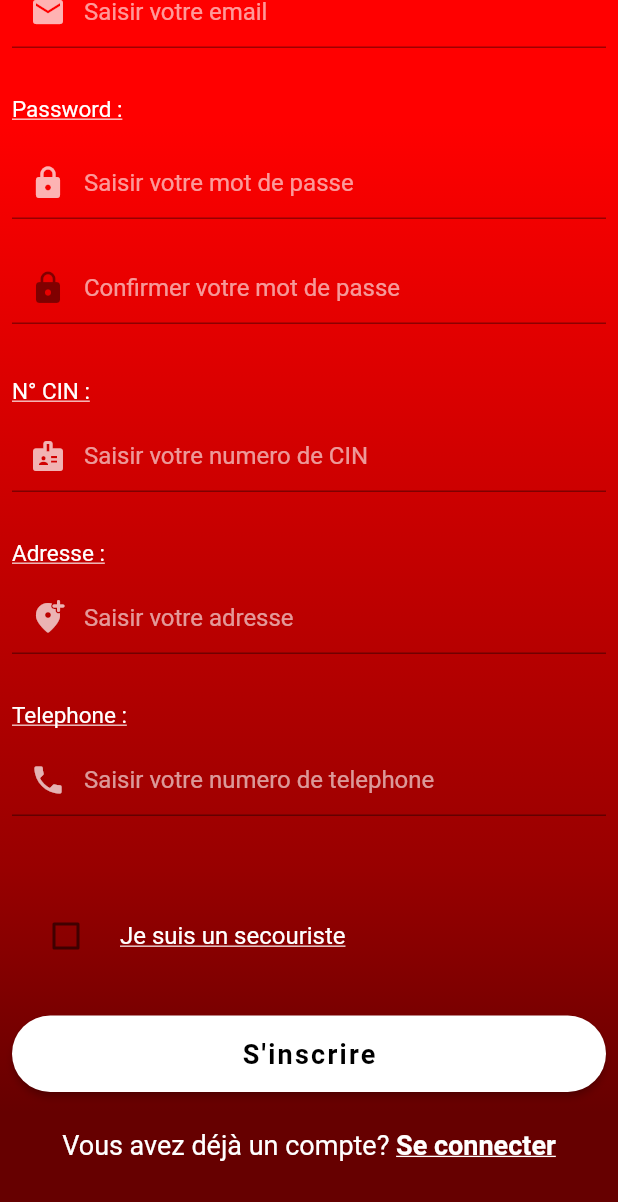
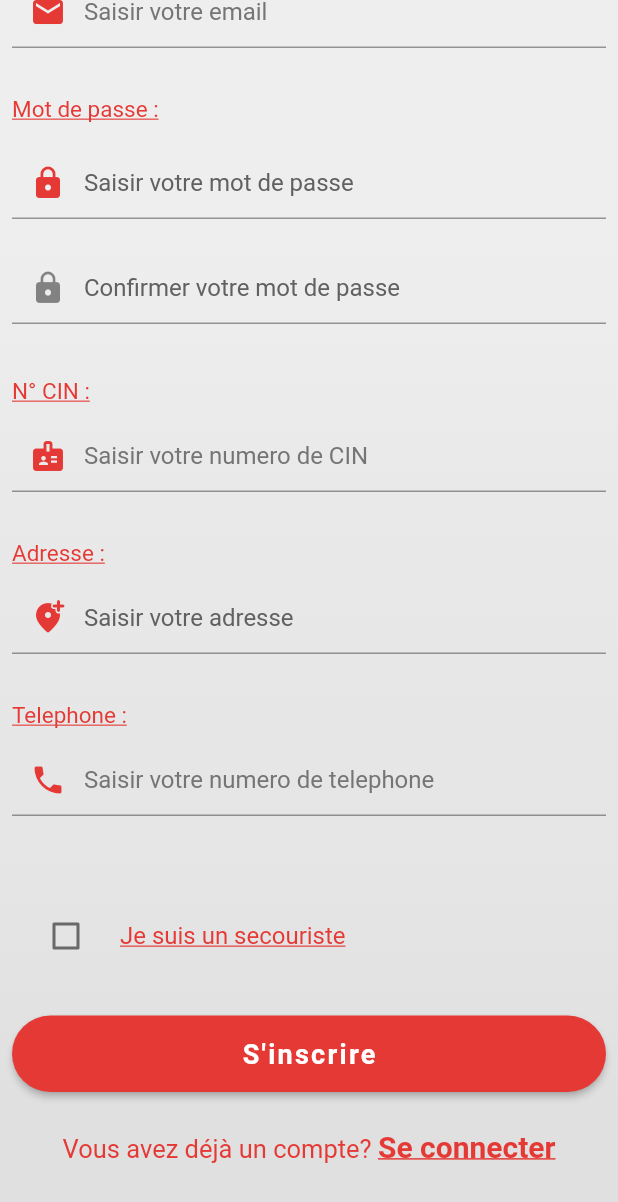
Before and after one commit to souheilbenslama/app_croissant_rouge, a Flutter app: the SignUp screen opened directly, scrolled down 513 dp, on a phone screen of 412 x 824 dp. Shown: the top 1202 px of the screen. Run offline on Flutter 3.47's test engine with Material 2 defaults, Android fonts, the phone set to English and light mode, and no system bars; missing offline and left inert: flutter_phone_direct_caller; network calls fail; Roboto replaces fonts that are missing (OpenSans).

Commit message:
final edition

```diff
--- a/lib/main.dart
+++ b/lib/main.dart
@@ -1,5 +1,5 @@
 import 'package:app_croissant_rouge/views/screens/Protection.dart';
-import 'package:app_croissant_rouge/views/screens/SignUp.dart';
+import 'package:app_croissant_rouge/views/screens/SignIn.dart';
 import 'package:flutter/material.dart';
 
 void main() {
@@ -28,7 +28,7 @@ class MyApp extends StatelessWidget {
         // closer together (more dense) than on mobile platforms.
         visualDensity: VisualDensity.adaptivePlatformDensity,
       ),
-      home: Protection(),
+      home: SignIn(),
     );
   }
 }
--- a/lib/views/screens/SignUp.dart
+++ b/lib/views/screens/SignUp.dart
@@ -29,7 +29,7 @@ class _SignUpState extends State<SignUp> {
           'Nom Complet :',
           style: TextStyle(
             decoration: TextDecoration.underline,
-            color: Colors.white,
+            color: Colors.red[600],
             fontSize: 15.0,
           ),
         ),
@@ -51,14 +51,14 @@ class _SignUpState extends State<SignUp> {
             },
             style: TextStyle(color: Colors.white),
             decoration: InputDecoration(
-              errorStyle: TextStyle(color: Colors.white60),
+              errorStyle: TextStyle(color: Colors.red[600]),
               contentPadding: EdgeInsets.only(top: 14.0),
               prefixIcon: Icon(
                 Icons.person,
-                color: Colors.white70,
+                color: Colors.red[600],
               ),
               hintText: 'Saisir votre nom',
-              hintStyle: TextStyle(color: Colors.white60),
+              hintStyle: TextStyle(color: Colors.grey[600]),
             ),
           ),
         )
@@ -74,7 +74,7 @@ class _SignUpState extends State<SignUp> {
           'Email :',
           style: TextStyle(
             decoration: TextDecoration.underline,
-            color: Colors.white,
+            color: Colors.red[600],
             fontSize: 15.0,
           ),
         ),
@@ -97,16 +97,16 @@ class _SignUpState extends State<SignUp> {
               _email = value;
             },
             keyboardType: TextInputType.emailAddress,
-            style: TextStyle(color: Colors.white),
+            style: TextStyle(color: Colors.red[600]),
             decoration: InputDecoration(
-              errorStyle: TextStyle(color: Colors.white60),
+              errorStyle: TextStyle(color: Colors.red[600]),
               contentPadding: EdgeInsets.only(top: 14.0),
               prefixIcon: Icon(
                 Icons.email,
-                color: Colors.white70,
+                color: Colors.red[600],
               ),
               hintText: 'Saisir votre email',
-              hintStyle: TextStyle(color: Colors.white60),
+              hintStyle: TextStyle(color: Colors.grey[600]),
             ),
           ),
         )
@@ -122,7 +122,7 @@ class _SignUpState extends State<SignUp> {
           'N° CIN :',
           style: TextStyle(
             decoration: TextDecoration.underline,
-            color: Colors.white,
+            color: Colors.red[600],
             fontSize: 15.0,
           ),
         ),
@@ -146,16 +146,16 @@ class _SignUpState extends State<SignUp> {
               _cin = value;
             },
             keyboardType: TextInputType.number,
-            style: TextStyle(color: Colors.white),
+            style: TextStyle(color: Colors.red[600]),
             decoration: InputDecoration(
-              errorStyle: TextStyle(color: Colors.white60),
+              errorStyle: TextStyle(color: Colors.red[600]),
               contentPadding: EdgeInsets.only(top: 14.0),
               prefixIcon: Icon(
                 Icons.badge,
-                color: Colors.white70,
+                color: Colors.red[600],
               ),
               hintText: 'Saisir votre numero de CIN',
-              hintStyle: TextStyle(color: Colors.white60),
+              hintStyle: TextStyle(color: Colors.grey[600]),
             ),
           ),
         )
@@ -171,7 +171,7 @@ class _SignUpState extends State<SignUp> {
           'Telephone :',
           style: TextStyle(
             decoration: TextDecoration.underline,
-            color: Colors.white,
+            color: Colors.red[600],
             fontSize: 15.0,
           ),
         ),
@@ -195,16 +195,16 @@ class _SignUpState extends State<SignUp> {
               _tel = value;
             },
             keyboardType: TextInputType.number,
-            style: TextStyle(color: Colors.white),
+            style: TextStyle(color: Colors.red[600]),
             decoration: InputDecoration(
-              errorStyle: TextStyle(color: Colors.white60),
+              errorStyle: TextStyle(color: Colors.red[600]),
               contentPadding: EdgeInsets.only(top: 14.0),
               prefixIcon: Icon(
                 Icons.phone,
-                color: Colors.white70,
+                color: Colors.red[600],
               ),
               hintText: 'Saisir votre numero de telephone',
-              hintStyle: TextStyle(color: Colors.white60),
+              hintStyle: TextStyle(color: Colors.grey[600]),
             ),
           ),
         )
@@ -217,10 +217,10 @@ class _SignUpState extends State<SignUp> {
       crossAxisAlignment: CrossAxisAlignment.start,
       children: <Widget>[
         Text(
-          'Password :',
+          'Mot de passe :',
           style: TextStyle(
             decoration: TextDecoration.underline,
-            color: Colors.white,
+            color: Colors.red[600],
             fontSize: 15.0,
           ),
         ),
@@ -238,16 +238,16 @@ class _SignUpState extends State<SignUp> {
             },
             obscureText: true,
             keyboardType: TextInputType.emailAddress,
-            style: TextStyle(color: Colors.white),
+            style: TextStyle(color: Colors.red[600]),
             decoration: InputDecoration(
-              errorStyle: TextStyle(color: Colors.white60),
+              errorStyle: TextStyle(color: Colors.red[600]),
               contentPadding: EdgeInsets.only(top: 14.0),
               prefixIcon: Icon(
                 Icons.lock,
-                color: Colors.white70,
+                color: Colors.red[600],
               ),
               hintText: 'Saisir votre mot de passe',
-              hintStyle: TextStyle(color: Colors.white60),
+              hintStyle: TextStyle(color: Colors.grey[700]),
             ),
           ),
         ),
@@ -265,13 +265,13 @@ class _SignUpState extends State<SignUp> {
             },
             obscureText: true,
             keyboardType: TextInputType.emailAddress,
-            style: TextStyle(color: Colors.white),
+            style: TextStyle(color: Colors.red[600]),
             decoration: InputDecoration(
-              errorStyle: TextStyle(color: Colors.white60),
+              errorStyle: TextStyle(color: Colors.red[600]),
               prefixIcon: Icon(Icons.lock),
               contentPadding: EdgeInsets.only(top: 14.0),
               hintText: 'Confirmer votre mot de passe',
-              hintStyle: TextStyle(color: Colors.white60),
+              hintStyle: TextStyle(color: Colors.grey[700]),
             ),
           ),
         )
@@ -287,7 +287,7 @@ class _SignUpState extends State<SignUp> {
           'Adresse :',
           style: TextStyle(
             decoration: TextDecoration.underline,
-            color: Colors.white,
+            color: Colors.red[600],
             fontSize: 15.0,
           ),
         ),
@@ -307,16 +307,16 @@ class _SignUpState extends State<SignUp> {
             onSaved: (String value) {
               _adresse = value;
             },
-            style: TextStyle(color: Colors.white),
+            style: TextStyle(color: Colors.red[600]),
             decoration: InputDecoration(
-              errorStyle: TextStyle(color: Colors.white60),
+              errorStyle: TextStyle(color: Colors.red[600]),
               contentPadding: EdgeInsets.only(top: 14.0),
               prefixIcon: Icon(
                 Icons.add_location_alt_rounded,
-                color: Colors.white70,
+                color: Colors.red[600],
               ),
               hintText: 'Saisir votre adresse',
-              hintStyle: TextStyle(color: Colors.white60),
+              hintStyle: TextStyle(color: Colors.grey[700]),
             ),
           ),
         )
@@ -339,13 +339,13 @@ class _SignUpState extends State<SignUp> {
                       begin: Alignment.topCenter,
                       end: Alignment.bottomCenter,
                       colors: [
-                    Color(0xFFff0000),
-                    Color(0xFFcc0000),
-                    Color(0xFF990000),
-                    Color(0xFF660000),
+                    Color(0xFFeeeeee),
+                    Color(0xFFe9e9e9),
+                    Color(0xFFe5e5e5),
+                    Color(0xFFe0e0e0),
                   ],
                       stops: [
-                    0.1,
+                    0.2,
                     0.4,
                     0.7,
                     0.9
@@ -365,7 +365,7 @@ class _SignUpState extends State<SignUp> {
                       Text(
                         'S\'inscrire',
                         style: TextStyle(
-                            color: Colors.white,
+                            color: Colors.red[600],
                             fontFamily: 'OpenSans',
                             fontSize: 35.0,
                             fontWeight: FontWeight.bold),
@@ -412,7 +412,7 @@ class _SignUpState extends State<SignUp> {
                           title: Text(
                             'Je suis un secouriste',
                             style: TextStyle(
-                                color: Colors.white,
+                                color: Colors.red[600],
                                 decoration: TextDecoration.underline),
                           ),
                           value: _checkbox,
@@ -423,7 +423,7 @@ class _SignUpState extends State<SignUp> {
                           },
                         ),
                       ),
-                      //Login Button
+                      //SIGNUP Button
                       Container(
                           padding: EdgeInsets.symmetric(vertical: 25.0),
                           width: double.infinity,
@@ -434,11 +434,11 @@ class _SignUpState extends State<SignUp> {
                             padding: EdgeInsets.all(15.0),
                             shape: RoundedRectangleBorder(
                                 borderRadius: BorderRadius.circular(30.0)),
-                            color: Colors.white,
+                            color: Colors.red[600],
                             child: Text(
                               'S\'inscrire',
                               style: TextStyle(
-                                color: Colors.black,
+                                color: Colors.white,
                                 letterSpacing: 1.5,
                                 fontSize: 18.0,
                                 fontWeight: FontWeight.bold,
@@ -459,15 +459,15 @@ class _SignUpState extends State<SignUp> {
                             TextSpan(
                                 text: "Vous avez déjà un compte? ",
                                 style: TextStyle(
-                                    color: Colors.white,
-                                    fontSize: 18.0,
+                                    color: Colors.red[600],
+                                    fontSize: 17.0,
                                     fontWeight: FontWeight.w400)),
                             TextSpan(
                                 text: "Se connecter",
                                 style: TextStyle(
                                     decoration: TextDecoration.underline,
-                                    color: Colors.white,
-                                    fontSize: 18.0,
+                                    color: Colors.red[600],
+                                    fontSize: 20.0,
                                     fontWeight: FontWeight.bold))
                           ])))
                     ],
```
Also changed, not shown: lib/views/screens/SignIn.dart (+24 -20 lines).
